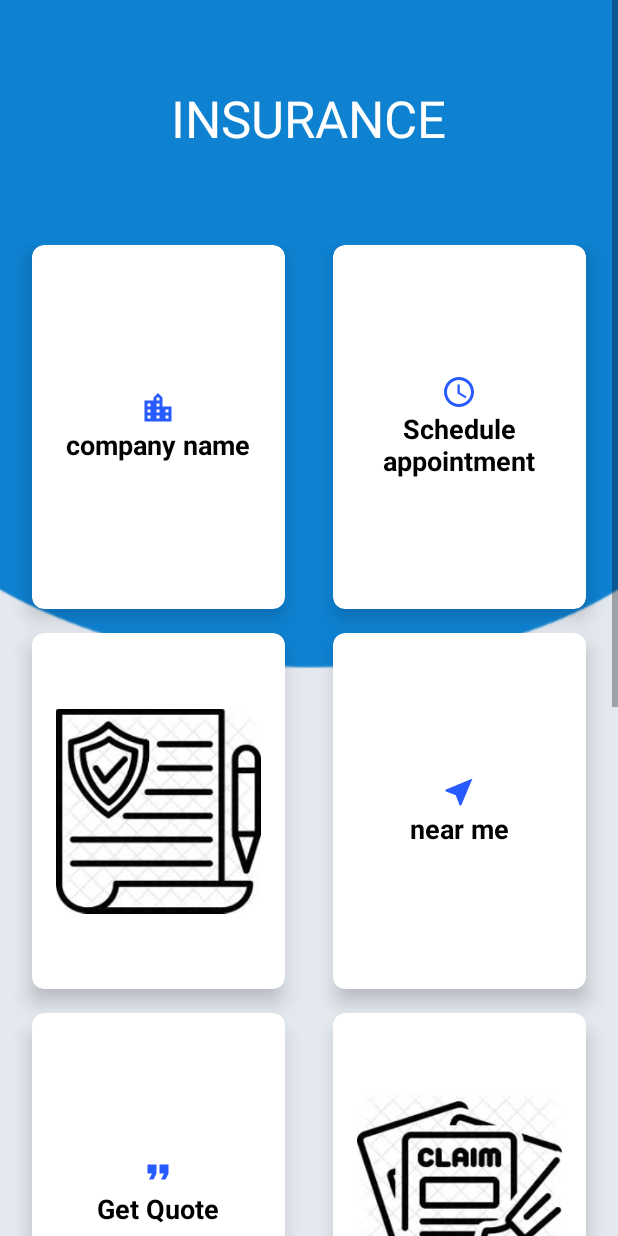
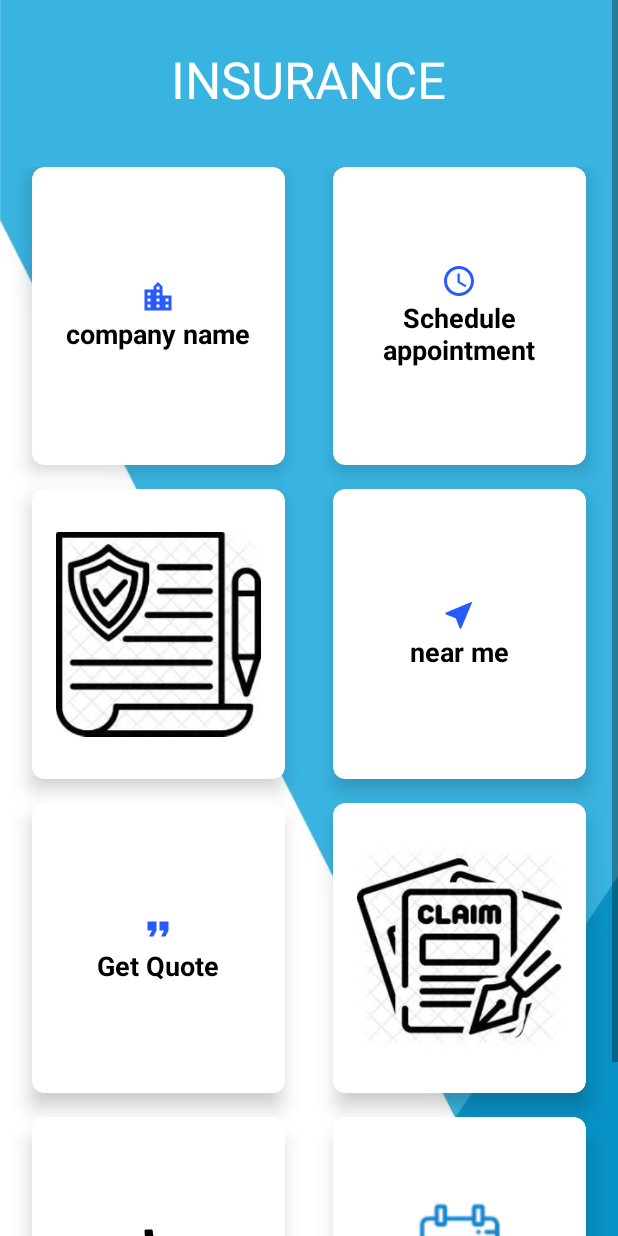
Before and after one commit to munene04/insurance, an Android app: the layout content_main.xml on its own in the app's theme, with its tools: preview values and no code run, on a phone screen of 412 x 824 dp. Run offline under Robolectric (Android 15) with nearby library versions, the phone set to English and light mode, and no system bars.

Commit message:
Updated Grid view

```diff
--- a/app/src/main/res/layout/content_main.xml
+++ b/app/src/main/res/layout/content_main.xml
@@ -9,9 +9,9 @@
 
 
     <LinearLayout
-        android:layout_height="wrap_content"
+        android:layout_height="match_parent"
         android:layout_width="match_parent"
-        android:background="@drawable/bg"
+        android:background="@drawable/theme"
         android:orientation="vertical">
 
 
@@ -34,13 +34,14 @@
         <GridLayout
             android:id="@+id/mainGrid"
             android:layout_width="match_parent"
+            android:rowCount="3"
             android:layout_height="0dp"
             android:layout_weight="8"
             android:alignmentMode="alignMargins"
             android:columnCount="2"
             android:columnOrderPreserved="false"
-            android:padding="5dp"
-            android:rowCount="3">
+            android:padding="5dp">
+
 
             <!-- Row 1 -->
 
@@ -202,7 +203,7 @@
 
             </android.support.v7.widget.CardView>
 
-            <!-- Row 2 -->
+            <!-- Row 3 -->
             <!-- Column 1 -->
 
             <android.support.v7.widget.CardView
@@ -359,43 +360,6 @@
 
             </android.support.v7.widget.CardView>
 
-            <android.support.v7.widget.CardView
-                android:layout_width="0dp"
-                android:layout_height="0dp"
-                android:layout_rowWeight="1"
-                android:layout_columnWeight="1"
-                android:layout_marginLeft="16dp"
-                android:layout_marginRight="16dp"
-                android:layout_marginBottom="16dp"
-                app:cardCornerRadius="8dp"
-                app:cardElevation="8dp">
-
-                <LinearLayout
-                    android:layout_width="wrap_content"
-                    android:layout_height="wrap_content"
-                    android:layout_gravity="center_horizontal|center_vertical"
-                    android:layout_margin="16dp"
-                    android:orientation="vertical">
-
-                    <ImageView
-                        android:layout_width="wrap_content"
-                        android:layout_height="wrap_content"
-                        android:layout_gravity="center_horizontal"
-                        android:src="@drawable/calendar" />
-
-                    <TextView
-                        android:layout_width="wrap_content"
-                        android:layout_height="wrap_content"
-                        android:text="Calendars"
-                        android:textAlignment="center"
-                        android:textColor="@android:color/black"
-                        android:textSize="18sp"
-                        android:textStyle="bold" />
-
-                </LinearLayout>
-
-            </android.support.v7.widget.CardView>
-
         </GridLayout>
 
 </LinearLayout>
```
Also changed, not shown: app/src/main/java/android/example/insuranceapp/MainActivity.java (+24 -24 lines), app/src/main/res/layout/recyclerview.xml (+4 -5 lines), app/src/main/res/drawable/theme.jpg (added).
